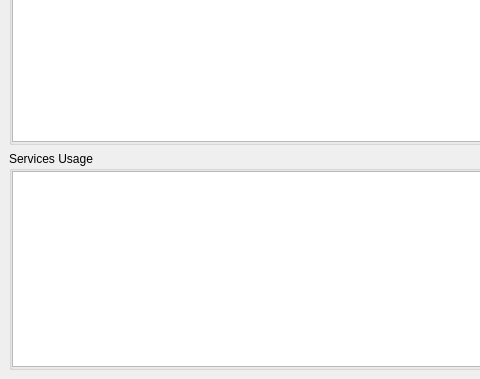
First picture: the form in vms/client/nx_vms_client_desktop/src/ui/widgets/system_settings/saas_info_widget.ui, repository networkoptix/nx_open, before the edit; both pictures show x 0 to 480 and y 139 to 518 of the 699 by 518 pixel window.
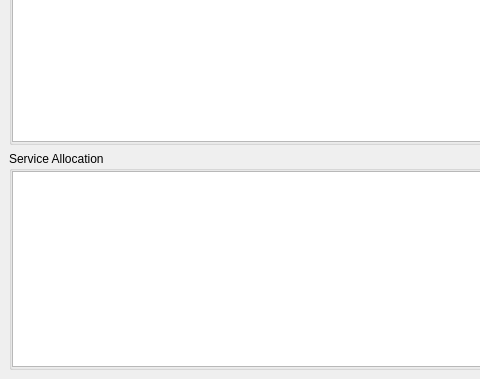
Second picture: the form after the edit. Custom widgets are drawn as their Qt base class.

Commit message: VMS-57944: Change wording in Services tab of Site Administration dialog

```diff
--- a/vms/client/nx_vms_client_desktop/src/ui/widgets/system_settings/saas_info_widget.ui
+++ b/vms/client/nx_vms_client_desktop/src/ui/widgets/system_settings/saas_info_widget.ui
@@ -313,7 +313,7 @@
           <item>
            <widget class="QGroupBox" name="servicesUsageGroupBox">
             <property name="title">
-             <string>Services Usage</string>
+             <string>Service Allocation</string>
             </property>
             <property name="flat">
              <bool>true</bool>
```
